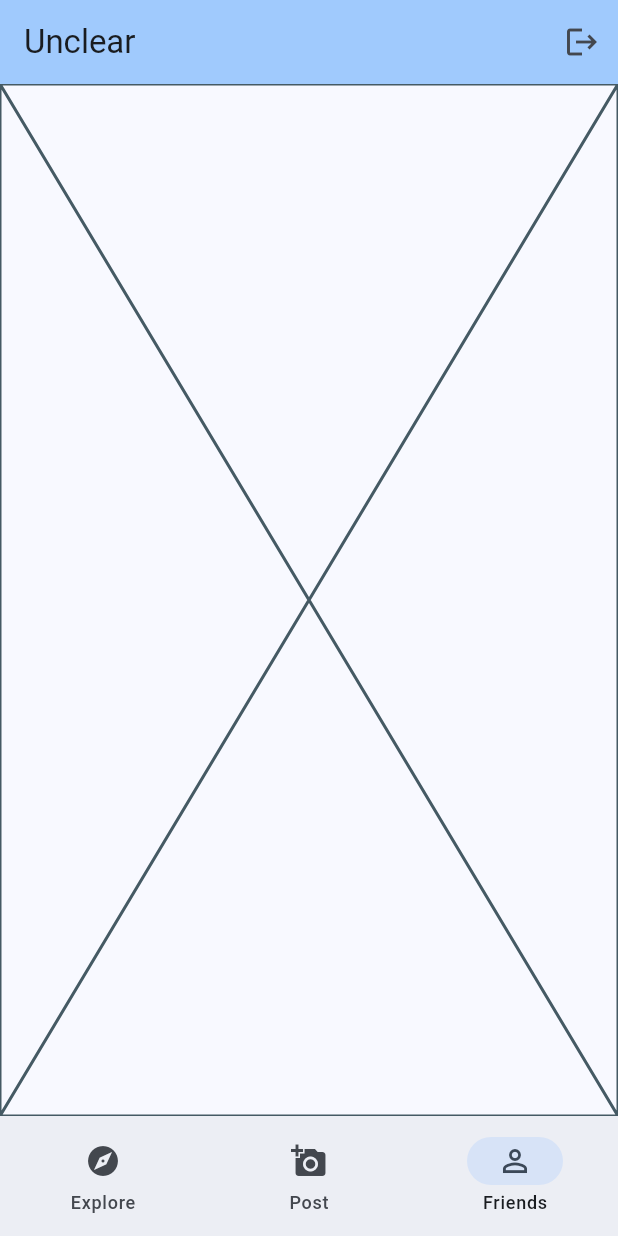
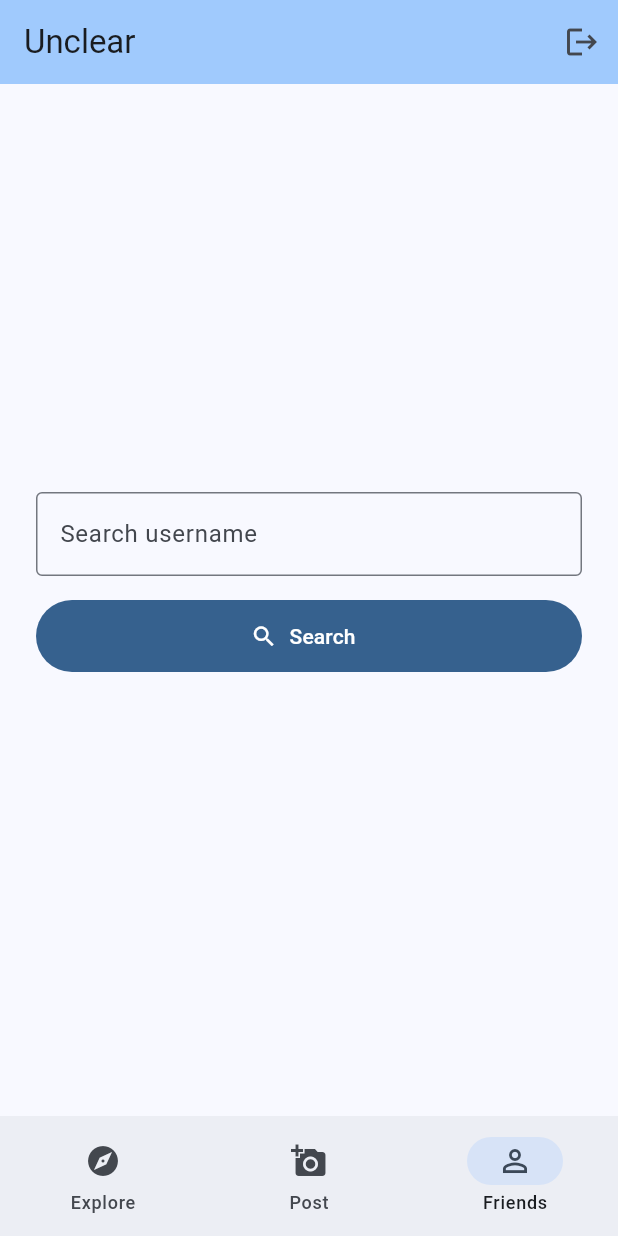
Before and after one commit to OttoRoming/unclear, a Flutter app: the screen it shows once a user with an empty profile is signed in, item 3 of the bottom bar chosen, on a phone screen of 412 x 824 dp. Run offline on Flutter 3.47's test engine with Material 3 defaults, Android fonts, the phone set to English and light mode, and no system bars; our stand-ins replace cloud_firestore, firebase_auth, firebase_core; accounts and stored records are empty.

Commit message:
add user search

```diff
--- a/lib/screens/home_page.dart
+++ b/lib/screens/home_page.dart
@@ -3,6 +3,7 @@ import 'package:flutter/material.dart';
 
 import '../services/auth_service.dart';
 import '../services/post_service.dart';
+import '../services/user_service.dart';
 import '../widgets/app_bar.dart';
 import '../widgets/navigation_bar.dart';
 
@@ -19,11 +20,14 @@ class _HomePageState extends State<HomePage> {
   int _currentPageIndex = 0;
 
   final _postService = PostService();
+  final _userService = UserService();
   final _postFormKey = GlobalKey<FormState>();
   final _messageController = TextEditingController();
   final _drinkController = TextEditingController();
+  final _searchController = TextEditingController();
 
   List<Post> _posts = [];
+  List<UserSearchResult> _userResults = [];
 
   @override
   void initState() {
@@ -38,10 +42,20 @@ class _HomePageState extends State<HomePage> {
     }
   }
 
+  Future<void> _searchUsers() async {
+    final users = await _userService.searchUsername(
+      _searchController.text.trim(),
+    );
+    if (mounted) {
+      setState(() => _userResults = users);
+    }
+  }
+
   @override
   void dispose() {
     _messageController.dispose();
     _drinkController.dispose();
+    _searchController.dispose();
     super.dispose();
   }
 
@@ -210,6 +224,46 @@ class _HomePageState extends State<HomePage> {
                     ),
                   ),
                 )
+              : _currentPageIndex == 2
+              ? SafeArea(
+                  child: Center(
+                    child: SingleChildScrollView(
+                      padding: const EdgeInsets.all(24),
+                      child: ConstrainedBox(
+                        constraints: const BoxConstraints(maxWidth: 420),
+                        child: Column(
+                          mainAxisSize: MainAxisSize.min,
+                          crossAxisAlignment: CrossAxisAlignment.stretch,
+                          children: [
+                            TextField(
+                              controller: _searchController,
+                              decoration: const InputDecoration(
+                                labelText: 'Search username',
+                              ),
+                              textInputAction: TextInputAction.search,
+                              onSubmitted: (_) => _searchUsers(),
+                            ),
+                            const SizedBox(height: 16),
+                            FilledButton.icon(
+                              onPressed: _searchUsers,
+                              icon: const Icon(Icons.search),
+                              label: const Text('Search'),
+                              style: FilledButton.styleFrom(
+                                minimumSize: const Size.fromHeight(48),
+                              ),
+                            ),
+                            const SizedBox(height: 24),
+                            for (final user in _userResults)
+                              Padding(
+                                padding: const EdgeInsets.only(bottom: 8),
+                                child: Text(user.username),
+                              ),
+                          ],
+                        ),
+                      ),
+                    ),
+                  ),
+                )
               : const Placeholder(),
           bottomNavigationBar: UnclearNavigationBar(
             selectedIndex: _currentPageIndex,
```
